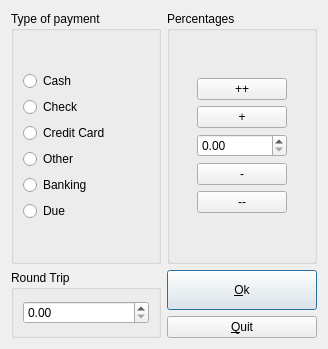
FreeHealth/freehealth, file plugins/accountplugin/receipts/ChoiceDialog.ui: the form before one commit.
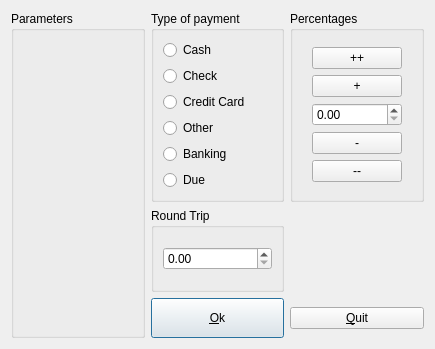
The form after the commit.

```diff
--- a/plugins/accountplugin/receipts/ChoiceDialog.ui
+++ b/plugins/accountplugin/receipts/ChoiceDialog.ui
@@ -6,7 +6,7 @@
    <rect>
     <x>0</x>
     <y>0</y>
-    <width>328</width>
+    <width>435</width>
     <height>349</height>
    </rect>
   </property>
@@ -16,7 +16,14 @@
   <layout class="QGridLayout" name="gridLayout_4">
    <item row="0" column="0">
     <layout class="QGridLayout" name="gridLayout_3">
-     <item row="0" column="0">
+     <item row="0" column="0" rowspan="3">
+      <widget class="QGroupBox" name="paramsGroupBox">
+       <property name="title">
+        <string>Parameters</string>
+       </property>
+      </widget>
+     </item>
+     <item row="0" column="1">
       <widget class="QGroupBox" name="typeGroupBox">
        <property name="title">
         <string>Type of payment</string>
@@ -71,7 +78,7 @@
        </layout>
       </widget>
      </item>
-     <item row="0" column="1">
+     <item row="0" column="2">
       <widget class="QGroupBox" name="percentGroupBox">
        <property name="title">
         <string>Percentages</string>
@@ -122,7 +129,7 @@
        </layout>
       </widget>
      </item>
-     <item row="1" column="0" rowspan="2">
+     <item row="1" column="1">
       <widget class="QGroupBox" name="distanceGroupBox">
        <property name="title">
         <string>Round Trip</string>
@@ -134,7 +141,7 @@
        </layout>
       </widget>
      </item>
-     <item row="1" column="1">
+     <item row="2" column="1">
       <widget class="QPushButton" name="okButton">
        <property name="minimumSize">
         <size>
@@ -150,7 +157,7 @@
        </property>
       </widget>
      </item>
-     <item row="2" column="1">
+     <item row="2" column="2">
       <widget class="QPushButton" name="quitButton">
        <property name="text">
         <string>&amp;Quit</string>
```
